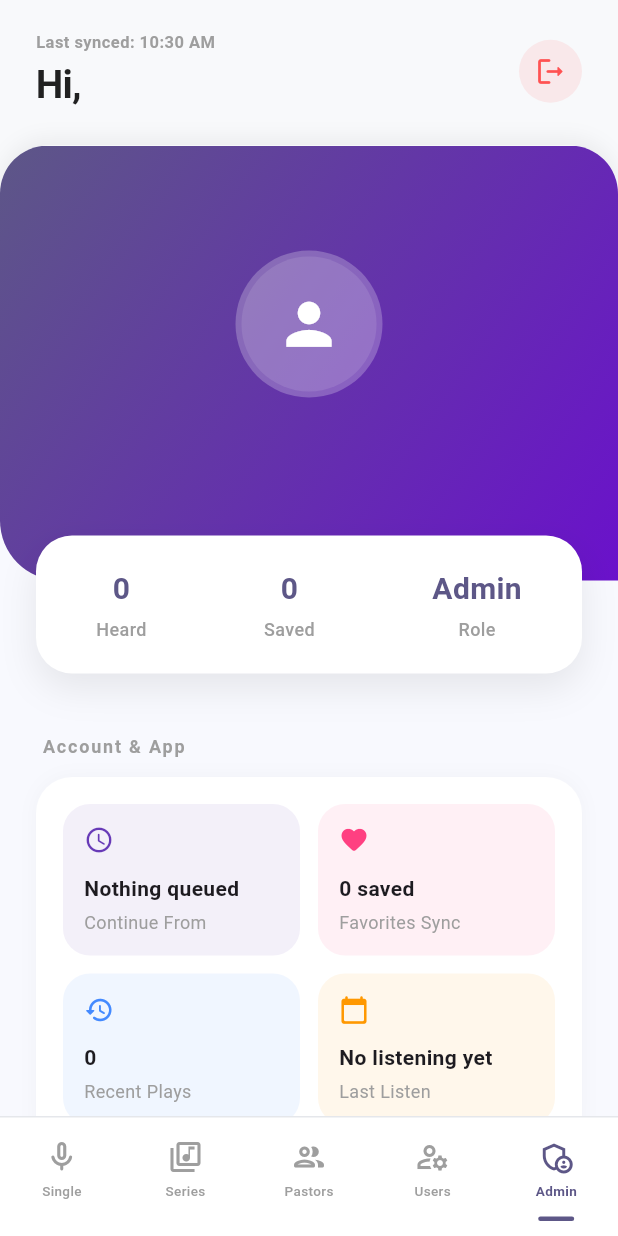
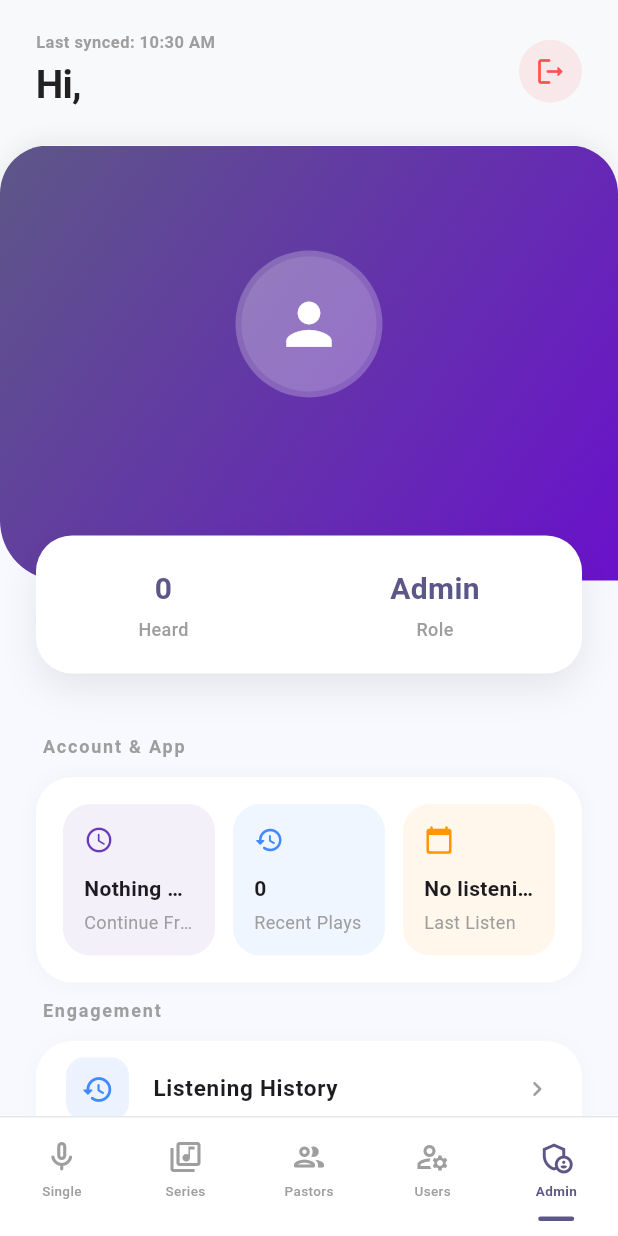
Before and after one commit to Majorboy1/Rhemalize, a Flutter app: the AdminMainScreen screen opened directly, item 5 of the bottom bar chosen, on a phone screen of 412 x 824 dp. Run offline on Flutter 3.47's test engine with Material 3 defaults, Android fonts, the phone set to English and light mode, and no system bars; our stand-ins replace app_links, cloud_firestore, connectivity_plus, file_picker, firebase_auth, firebase_core and 9 more; missing offline and left inert: audio_session; accounts and stored records are empty; network calls fail.

Commit message:
Harden profile and playback flows for release prep

```diff
--- a/lib/screens/admin/admin_main_screen.dart
+++ b/lib/screens/admin/admin_main_screen.dart
@@ -3,7 +3,6 @@ import 'package:provider/provider.dart';
 import 'package:intl/intl.dart';
 import '../../providers/audio_provider.dart';
 import '../../providers/sermon_provider.dart';
-import '../../providers/favorites_provider.dart';
 import '../../providers/auth_provider.dart';
 
 // Screens
@@ -251,7 +250,6 @@ class _AdminMainScreenState extends State<AdminMainScreen> {
           userEmail: auth.user?.email ?? '',
           currentStreak: null,
           totalSermons: sermon.sermons.length,
-          favorites: context.watch<FavoritesProvider>().favoriteSermonIds,
           sermons: sermon.sermons,
           onLogout: _handleLogout,
           isAdminProfile: true,
--- a/lib/screens/full_player_screen.dart
+++ b/lib/screens/full_player_screen.dart
@@ -193,6 +193,7 @@ class FullScreenPlayer extends StatelessWidget {
                         onPressed: () async {
                           final wasAdded =
                               await favoritesProvider.toggleFavorite(currentId);
+                          if (!context.mounted) return;
                           _showCenterFlash(
                               context,
                               wasAdded
--- a/lib/screens/main_app_screen.dart
+++ b/lib/screens/main_app_screen.dart
@@ -2,7 +2,6 @@ import 'package:flutter/material.dart';
 import 'package:provider/provider.dart';
 import '../providers/audio_provider.dart';
 import '../providers/sermon_provider.dart';
-import '../providers/favorites_provider.dart';
 import '../providers/auth_provider.dart';
 
 import 'home_screen.dart';
@@ -91,7 +90,6 @@ class _MainAppState extends State<MainApp> {
     // are handled by the sub-screens (HomeScreen, etc.), not the MainApp shell.
     final authProvider = context.read<AuthProvider>();
     final sermonProvider = context.read<SermonProvider>();
-    final favoritesProvider = context.read<FavoritesProvider>();
 
     // Determine which screen to show based on the active tab
     Widget currentScreen;
@@ -114,7 +112,6 @@ class _MainAppState extends State<MainApp> {
           userEmail: authProvider.user?.email ?? '',
           currentStreak: 0,
           totalSermons: sermonProvider.sermons.length,
-          favorites: favoritesProvider.favoriteSermonIds,
           sermons: sermonProvider.sermons,
           onLogout: () => authProvider.signOut(),
         );
--- a/lib/screens/profile_screen.dart
+++ b/lib/screens/profile_screen.dart
@@ -1,9 +1,9 @@
 import 'package:flutter/material.dart';
+import 'package:firebase_auth/firebase_auth.dart' show User, UserInfo;
 import 'package:provider/provider.dart';
 import '../models/sermon.dart';
 import '../providers/audio_provider.dart';
 import '../providers/auth_provider.dart';
-import '../providers/favorites_provider.dart';
 import '../utils/app_colors.dart';
 import '../services/storage_service.dart';
 import 'about_us_screen.dart';
@@ -14,8 +14,6 @@ class ProfileScreen extends StatefulWidget {
   final int? currentStreak;
   final DateTime? lastListenDate;
   final int? totalSermons;
-  final Set<String>?
-      favorites; // Kept for constructor compatibility, but ignored in logic
   final List<Sermon> sermons;
   final VoidCallback onLogout;
   final bool isAdminProfile;
@@ -27,7 +25,6 @@ class ProfileScreen extends StatefulWidget {
     this.currentStreak,
     this.lastListenDate,
     this.totalSermons,
-    this.favorites,
     required this.sermons,
     required this.onLogout,
     this.isAdminProfile = false,
@@ -54,8 +51,6 @@ class _ProfileScreenState extends State<ProfileScreen> {
   Widget build(BuildContext context) {
     final audio = context.watch<AudioProvider>();
     final authProvider = context.watch<AuthProvider>();
-    // LIVE SOURCE OF TRUTH
-    final favoritesProvider = context.watch<FavoritesProvider>();
     final isDark = Theme.of(context).brightness == Brightness.dark;
 
     final recentHistory =
@@ -70,12 +65,11 @@ class _ProfileScreenState extends State<ProfileScreen> {
         child: Column(
           children: [
             _buildModernHeader(authProvider.user),
-            _buildGlassStats(isDark, favoritesProvider),
+            _buildGlassStats(isDark),
             if (showGrowth) _buildSectionHeader('Spiritual Growth'),
             if (showGrowth) _buildStreakTile(),
             _buildSectionHeader('Account & App'),
-            _buildEngagementCard(
-                audio, favoritesProvider, recentHistory, isDark),
+            _buildEngagementCard(audio, recentHistory, isDark),
             _buildSectionHeader('Engagement'),
             _buildActionCard([
               _menuItem(
@@ -83,21 +77,6 @@ class _ProfileScreenState extends State<ProfileScreen> {
                 title: 'Listening History',
                 color: Colors.blueAccent,
                 onTap: () => _showListeningHistorySheet(audio, recentHistory),
-              ),
-              _menuItem(
-                icon: Icons.favorite_rounded,
-                title: 'Saved Messages',
-                color: Colors.pinkAccent,
-                onTap: () => _showListeningHistorySheet(
-                  audio,
-                  _resolveRecentHistory(
-                    widget.sermons,
-                    // FIX: Use live list from Provider here
-                    favoritesProvider.favoriteSermonIds.toList(),
-                  ),
-                  title: 'Saved Messages',
-                  emptyText: 'Save sermons to see them here.',
-                ),
               ),
               _menuItem(
                 icon: Icons.church_rounded,
@@ -124,7 +103,9 @@ class _ProfileScreenState extends State<ProfileScreen> {
     );
   }
 
-  Widget _buildModernHeader(dynamic user) {
+  Widget _buildModernHeader(User? user) {
+    final photoUrl = _resolveUserPhotoUrl(user);
+
     return Container(
       width: double.infinity,
       padding: const EdgeInsets.fromLTRB(24, 70, 24, 50),
@@ -148,10 +129,18 @@ class _ProfileScreenState extends State<ProfileScreen> {
                 radius: 45,
                 backgroundColor: Colors.white10,
                 child: ClipOval(
-                  child: user?.photoURL != null
-                      ? Image.network(user!.photoURL!,
-                          fit: BoxFit.cover, width: 90, height: 90)
-                      : const Icon(Icons.person, size: 45, color: Colors.white),
+                  child: SizedBox(
+                    width: 90,
+                    height: 90,
+                    child: photoUrl == null
+                        ? _buildAvatarFallback()
+                        : Image.network(
+                            photoUrl,
+                            fit: BoxFit.cover,
+                            errorBuilder: (_, __, ___) =>
+                                _buildAvatarFallback(),
+                          ),
+                  ),
                 ),
               ),
             ),
@@ -171,7 +160,27 @@ class _ProfileScreenState extends State<ProfileScreen> {
     );
   }
 
-  Widget _buildGlassStats(bool isDark, FavoritesProvider favoritesProvider) {
+  String? _resolveUserPhotoUrl(User? user) {
+    final directPhoto = user?.photoURL?.trim();
+    if (directPhoto != null && directPhoto.isNotEmpty) {
+      return directPhoto;
+    }
+
+    for (final info in user?.providerData ?? const <UserInfo>[]) {
+      final providerPhoto = info.photoURL?.trim();
+      if (providerPhoto != null && providerPhoto.isNotEmpty) {
+        return providerPhoto;
+      }
+    }
+
+    return null;
+  }
+
+  Widget _buildAvatarFallback() {
+    return const Icon(Icons.person, size: 45, color: Colors.white);
+  }
+
+  Widget _buildGlassStats(bool isDark) {
     return Transform.translate(
       offset: const Offset(0, -30),
       child: Container(
@@ -194,9 +203,6 @@ class _ProfileScreenState extends State<ProfileScreen> {
           mainAxisAlignment: MainAxisAlignment.spaceAround,
           children: [
             _statCol((widget.totalSermons ?? 0).toString(), 'Heard'),
-            // FIX: Force live length from provider
-            _statCol(
-                favoritesProvider.favoriteSermonIds.length.toString(), 'Saved'),
             _statCol(
                 widget.isAdminProfile ? 'Admin' : calculatedStreak.toString(),
                 widget.isAdminProfile ? 'Role' : 'Streak'),
@@ -292,10 +298,7 @@ class _ProfileScreenState extends State<ProfileScreen> {
   }
 
   Widget _buildEngagementCard(
-      AudioProvider audio,
-      FavoritesProvider favoritesProvider,
-      List<Sermon> recentHistory,
-      bool isDark) {
+      AudioProvider audio, List<Sermon> recentHistory, bool isDark) {
     final lastListenLabel = widget.lastListenDate == null
         ? 'No listening yet'
         : _formatProfileDate(widget.lastListenDate!);
@@ -312,9 +315,7 @@ class _ProfileScreenState extends State<ProfileScreen> {
               blurRadius: 10)
         ],
       ),
-      child: Column(
-        children: [
-          Row(
+      child: Row(
         children: [
           Expanded(
             child: _engagementTile(
@@ -330,20 +331,6 @@ class _ProfileScreenState extends State<ProfileScreen> {
           const SizedBox(width: 12),
           Expanded(
               child: _engagementTile(
-                  icon: Icons.favorite_rounded,
-                  label: 'Favorites Sync',
-                  // FIX: Use live length from provider
-                  value: '${favoritesProvider.favoriteSermonIds.length} saved',
-                  color: Colors.pinkAccent,
-                ),
-              ),
-            ],
-          ),
-          const SizedBox(height: 12),
-          Row(
-            children: [
-              Expanded(
-                  child: _engagementTile(
                   icon: Icons.history_rounded,
                   label: 'Recent Plays',
                   value: '${recentHistory.length}',
@@ -355,8 +342,6 @@ class _ProfileScreenState extends State<ProfileScreen> {
                   label: 'Last Listen',
                   value: lastListenLabel,
                   color: Colors.orange)),
-            ],
-          ),
         ],
       ),
     );
@@ -487,9 +472,9 @@ class _ProfileScreenState extends State<ProfileScreen> {
               title: const Text('Clear Audio Cache'),
               onTap: () async {
                 await StorageService().remove('cached_audio_list');
-                if (!mounted) return;
-                Navigator.pop(context);
-                ScaffoldMessenger.of(context).showSnackBar(
+                if (!context.mounted || !mounted) return;
+                Navigator.of(context).pop();
+                ScaffoldMessenger.of(this.context).showSnackBar(
                     const SnackBar(content: Text('Cache cleared!')));
               },
             ),
```
Also changed, not shown: lib/providers/audio_provider.dart (+27 -3 lines), lib/providers/auth_provider.dart (+35 -2 lines), lib/services/connectivity_service.dart (+9 -4 lines), 1 other file. Lines whose indentation alone changed are shown as unchanged.
